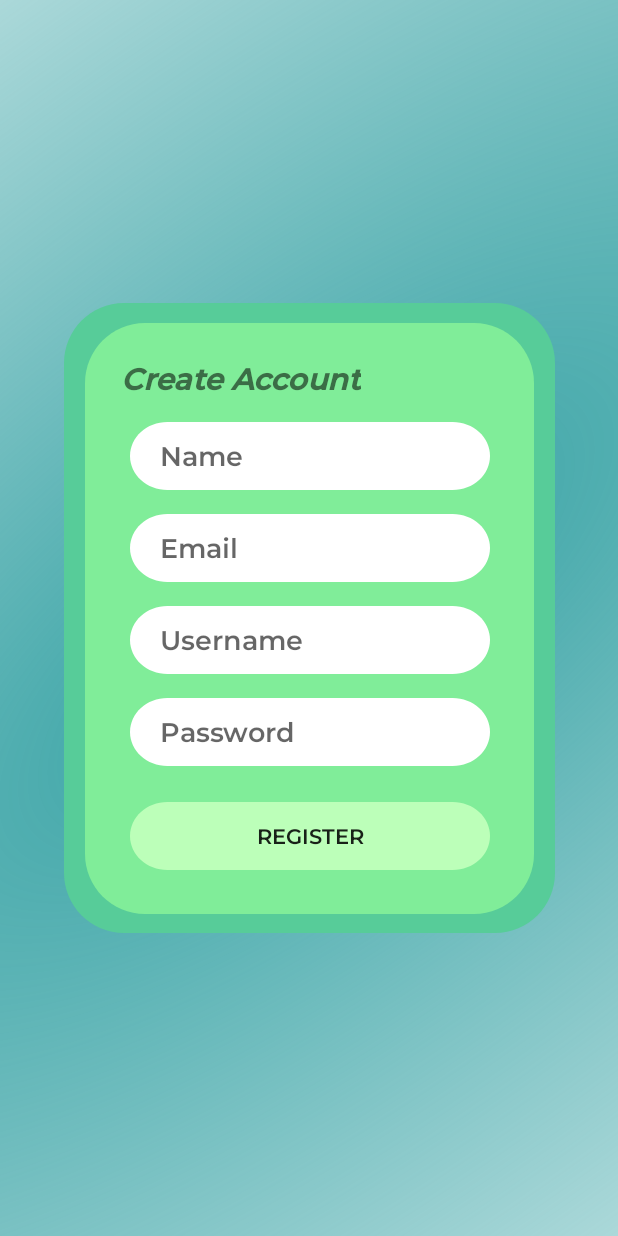
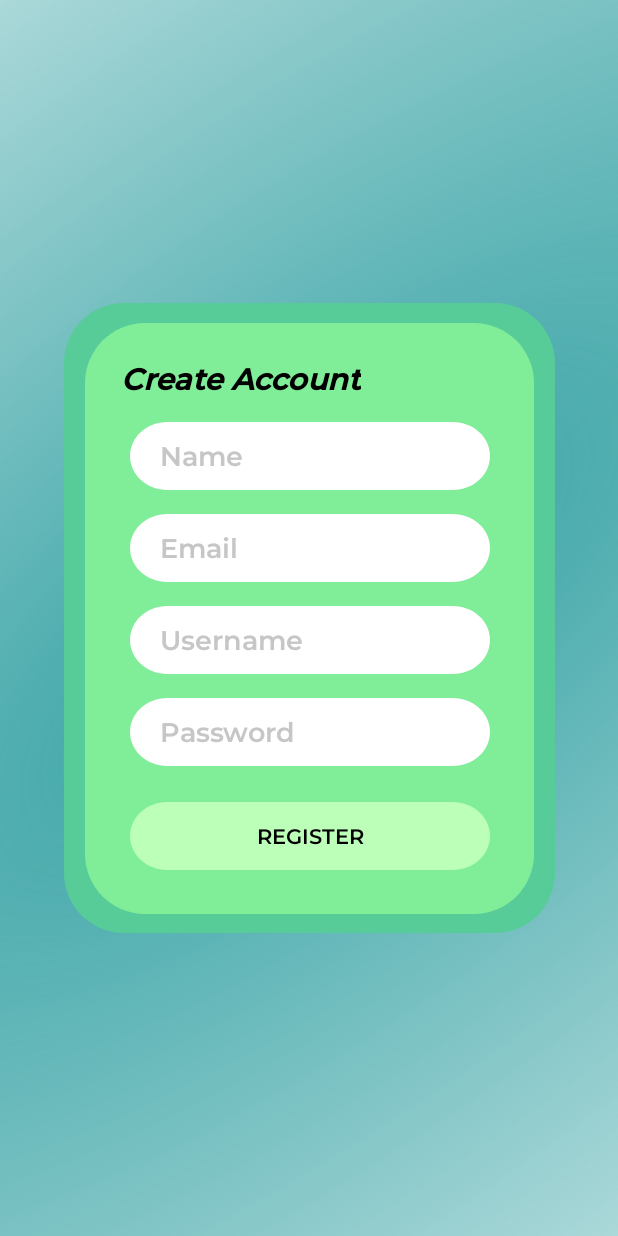
Before and after one commit to AlexanderDP08/Project_ManPro, an Android app: the layout fragment_sign_up.xml on its own in the app's theme, with its tools: preview values and no code run, on a phone screen of 412 x 824 dp. Run offline under Robolectric (Android 15) with nearby library versions, the phone set to English and light mode, and no system bars.

Commit message:
update signup kesekian 2

```diff
--- a/app/src/main/res/layout/fragment_sign_up.xml
+++ b/app/src/main/res/layout/fragment_sign_up.xml
@@ -41,6 +41,7 @@
         android:layout_marginStart="24dp"
         android:layout_marginTop="24dp"
         android:text="Create Account"
+        android:textColor="@color/black"
         android:fontFamily="@font/montserratsemibold"
         android:textSize="20sp"
         android:textStyle="bold|italic"
@@ -56,6 +57,7 @@
         android:fontFamily="@font/montserratsemibold"
         android:hint="Name"
         android:paddingLeft="20sp"
+        android:textColorHint="@color/et_hint"
         app:layout_constraintEnd_toEndOf="@+id/rectangle_6"
         app:layout_constraintStart_toStartOf="@+id/rectangle_6"
         app:layout_constraintTop_toBottomOf="@+id/create_acco" />
@@ -69,6 +71,7 @@
         android:fontFamily="@font/montserratsemibold"
         android:hint="Email"
         android:paddingLeft="20sp"
+        android:textColorHint="@color/et_hint"
         app:layout_constraintStart_toStartOf="@+id/editNameSignup"
         app:layout_constraintTop_toBottomOf="@+id/editNameSignup" />
 
@@ -81,6 +84,7 @@
         android:hint="Username"
         android:paddingLeft="20sp"
         android:fontFamily="@font/montserratsemibold"
+        android:textColorHint="@color/et_hint"
         app:layout_constraintStart_toStartOf="@+id/editEmailSignup"
         app:layout_constraintTop_toBottomOf="@+id/editEmailSignup" />
 
@@ -95,6 +99,7 @@
         android:hint="Password"
         android:paddingLeft="20sp"
         android:fontFamily="@font/montserratsemibold"
+        android:textColorHint="@color/et_hint"
         app:layout_constraintStart_toStartOf="@+id/editUsernameSignup"
         app:layout_constraintTop_toBottomOf="@+id/editUsernameSignup" />
 
@@ -105,6 +110,7 @@
         android:layout_marginTop="24dp"
         android:background="@drawable/rounded_btnedittext"
         android:text="Register"
+        android:textColor="@color/black"
         android:fontFamily="@font/montserratsemibold"
         app:layout_constraintStart_toStartOf="@+id/editTextTextPassword"
         app:layout_constraintTop_toBottomOf="@+id/editTextTextPassword" />
```
